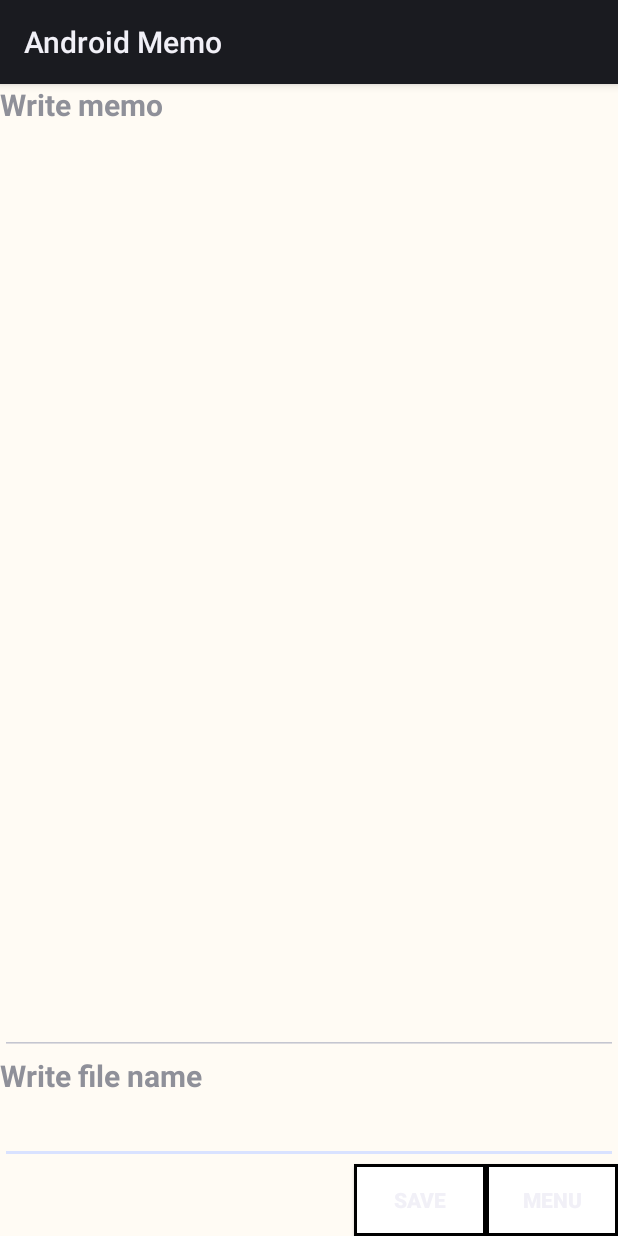
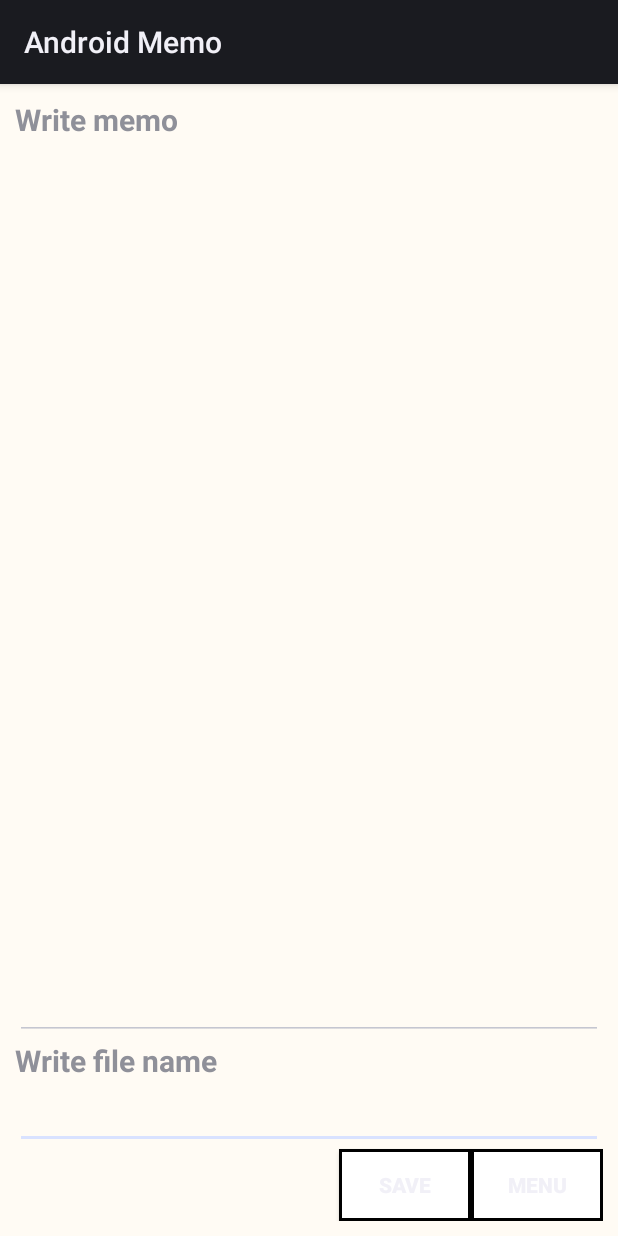
Before and after one commit to jgw1413/Team-D, an Android app: the screen it shows after launch (Edit), on a phone screen of 412 x 824 dp. Run offline under Robolectric (Android 15) with nearby library versions, the phone set to English and light mode, and no system bars.

Commit message:
메모 작성 화면 디자인 수정

```diff
--- a/app/src/main/res/layout/edit.xml
+++ b/app/src/main/res/layout/edit.xml
@@ -1,62 +1,62 @@
 <?xml version="1.0" encoding="utf-8"?>
 
-<RelativeLayout
+<RelativeLayout xmlns:android="http://schemas.android.com/apk/res/android"
+    android:layout_width="fill_parent"
     android:layout_height="fill_parent"
-    android:layout_width="fill_parent"
-    xmlns:android="http://schemas.android.com/apk/res/android"
-    android:background="#fffbf4">
+    android:background="#fffbf4"
+    android:padding="10dp">
 
     <Button
+        android:id="@+id/btn_menu"
+        android:layout_width="wrap_content"
         android:layout_height="wrap_content"
-        android:layout_width="wrap_content"
         android:layout_alignParentRight="true"
         android:layout_alignParentBottom="true"
         android:background="@drawable/btn_bg_ex"
         android:text="@string/str_menu"
-        android:textStyle="bold"
-        android:id="@+id/btn_menu"/>
+        android:textStyle="bold" />
 
     <Button
+        android:id="@+id/btn_save"
+        android:layout_width="wrap_content"
         android:layout_height="wrap_content"
-        android:layout_width="wrap_content"
         android:layout_alignParentBottom="true"
+        android:layout_toLeftOf="@id/btn_menu"
         android:background="@drawable/btn_bg_ex"
         android:text="@string/str_save"
-        android:textStyle="bold"
-        android:id="@+id/btn_save"
-        android:layout_toLeftOf="@id/btn_menu"/>
+        android:textStyle="bold" />
 
     <EditText
+        android:id="@+id/et_filename"
+        android:layout_width="fill_parent"
         android:layout_height="wrap_content"
-        android:layout_width="fill_parent"
-        android:id="@+id/et_filename"
-        android:layout_above="@id/btn_menu"/>
+        android:layout_above="@id/btn_menu" />
 
     <TextView
+        android:id="@+id/tv_filename"
+        android:layout_width="fill_parent"
         android:layout_height="wrap_content"
-        android:layout_width="fill_parent"
+        android:layout_above="@id/et_filename"
         android:text="@string/str_filename"
-        android:textStyle="bold"
         android:textSize="20dp"
-        android:id="@+id/tv_filename"
-        android:layout_above="@id/et_filename"/>
+        android:textStyle="bold" />
 
     <TextView
+        android:id="@+id/tv_editmemo"
+        android:layout_width="fill_parent"
         android:layout_height="wrap_content"
-        android:layout_width="fill_parent"
+        android:layout_alignParentTop="true"
         android:text="@string/str_editmemo"
-        android:textStyle="bold"
         android:textSize="20dp"
-        android:id="@+id/tv_editmemo"
-        android:layout_alignParentTop="true"/>
+        android:textStyle="bold" />
 
     <EditText
+        android:id="@+id/et_edit"
+        android:layout_width="fill_parent"
         android:layout_height="fill_parent"
-        android:layout_width="fill_parent"
-        android:id="@+id/et_edit"
         android:layout_above="@id/tv_filename"
-        android:scrollHorizontally="true"
+        android:layout_below="@id/tv_editmemo"
         android:scrollbars="vertical"
-        android:layout_below="@id/tv_editmemo"/>
+        android:scrollHorizontally="true" />
 
 </RelativeLayout>
```
